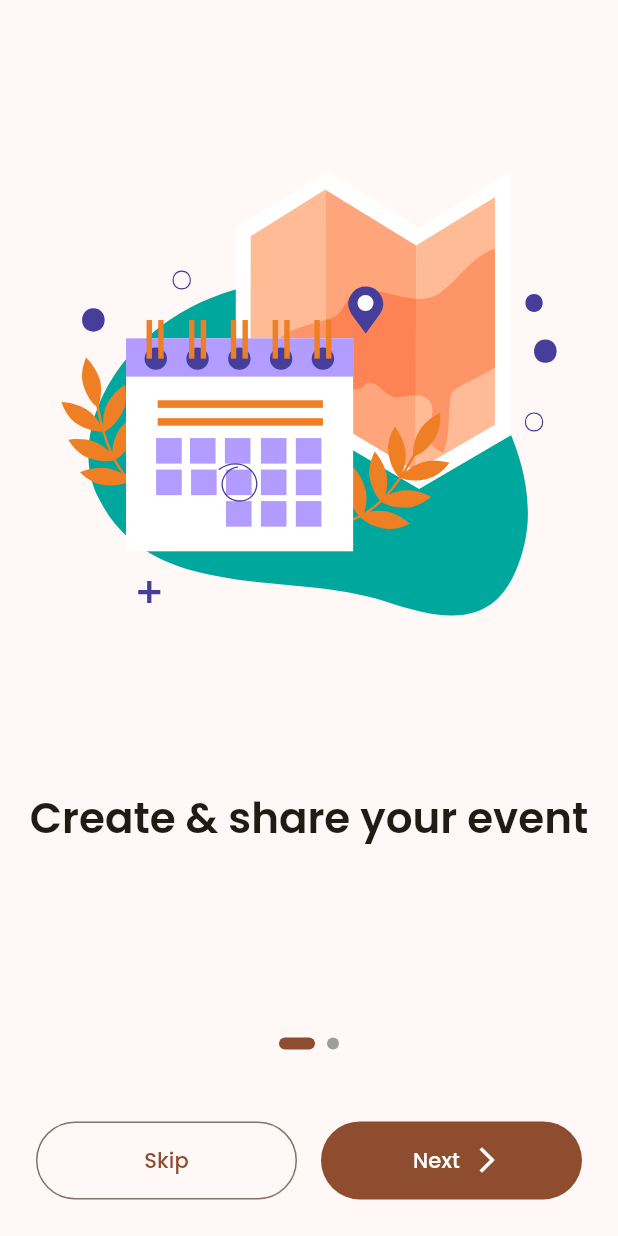
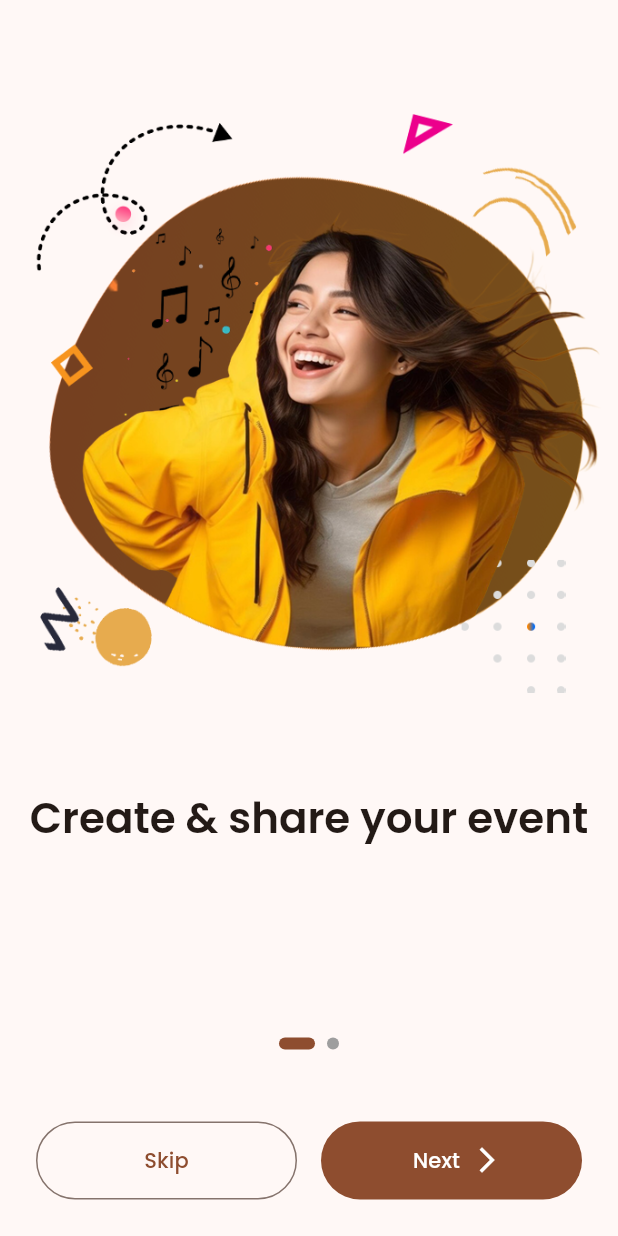
Before and after one commit to tarunawahyudi/othtix-app, a Flutter app: the screen it shows after launch, on a phone screen of 412 x 824 dp. Run offline on Flutter 3.47's test engine with Material 3 defaults, Android fonts, the phone set to English and light mode, and no system bars; drawn by our look-alikes of smooth_page_indicator; our stand-ins replace bloc, cached_network_image, carousel_slider, dio, flutter_bloc, flutter_dotenv and 24 more; missing offline and left inert: easy_image_viewer, flutter_background_service, flutter_inappwebview, flutter_map_cancellable_tile_provider, midtrans_sdk, mobile_scanner and 4 more; accounts and stored records are empty; generated files the repository leaves out were written again.

```diff
--- a/lib/src/presentations/pages/app_start/onboarding_page.dart
+++ b/lib/src/presentations/pages/app_start/onboarding_page.dart
@@ -4,7 +4,6 @@ import 'package:othtix_app/src/presentations/extensions/extensions.dart';
 import 'package:othtix_app/src/presentations/widgets/widgets.dart';
 import 'package:flutter/material.dart';
 import 'package:flutter_bloc/flutter_bloc.dart';
-import 'package:flutter_svg/svg.dart';
 import 'package:go_router/go_router.dart';
 import 'package:smooth_page_indicator/smooth_page_indicator.dart';
 
@@ -29,11 +28,11 @@ class _OnboardingPageState extends State<OnboardingPage> {
 
   final List<Widget> _pages = [
     const _OnboardingHero(
-      svgAsset: 'assets/images/onboarding-01.svg',
+      imgAsset: 'assets/images/onboarding-step-1.png',
       text: 'Create & share your event',
     ),
     const _OnboardingHero(
-      svgAsset: 'assets/images/onboarding-02.svg',
+      imgAsset: 'assets/images/onboarding-step-2.png',
       text: 'Find events and buy tickets. No hassle',
     ),
   ];
@@ -168,11 +167,11 @@ class _OnboardingPageState extends State<OnboardingPage> {
 
 class _OnboardingHero extends StatelessWidget {
   const _OnboardingHero({
-    required this.svgAsset,
+    required this.imgAsset,
     required this.text,
   });
 
-  final String svgAsset;
+  final String imgAsset;
   final String text;
 
   @override
@@ -185,7 +184,7 @@ class _OnboardingHero extends StatelessWidget {
           flex: 4,
           child: Padding(
             padding: const EdgeInsets.symmetric(horizontal: 8.0),
-            child: SvgPicture.asset(svgAsset),
+            child: Image.asset(imgAsset),
           ),
         ),
         Expanded(
```
Also changed, not shown: assets/images/onboarding-step-1.png (added), assets/images/onboarding-step-1.svg (added), assets/images/onboarding-step-2.png (added), assets/images/onboarding-step-2.svg (added), pubspec.lock, 2 other files.
